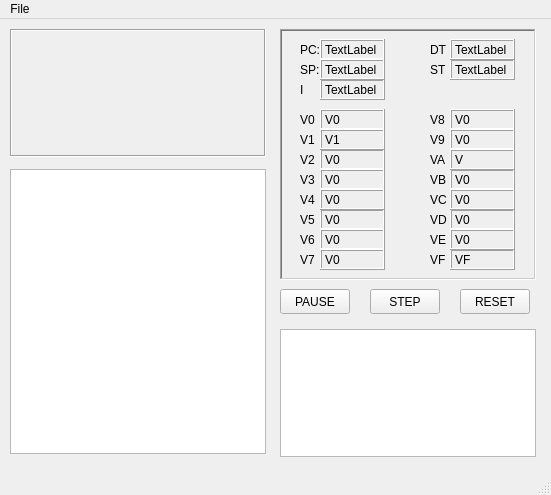
TsilaAllaoui/Chip8PP, file mainwindow.ui: the form before one commit.
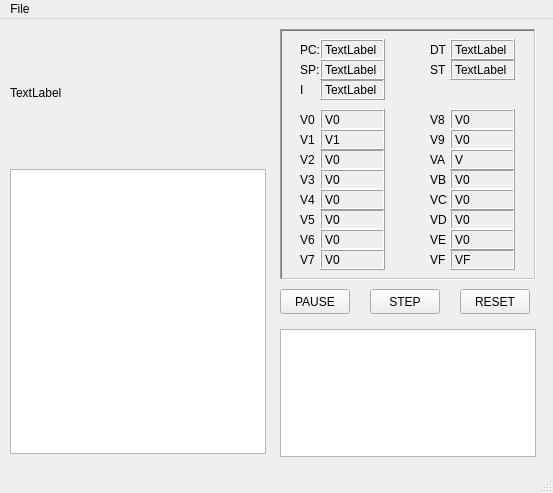
The form after the commit.

Commit message: -Added QLabel for drawing pixels

Diff of the .ui file:
```diff
--- a/mainwindow.ui
+++ b/mainwindow.ui
@@ -6,8 +6,8 @@
    <rect>
     <x>0</x>
     <y>0</y>
-    <width>551</width>
-    <height>495</height>
+    <width>553</width>
+    <height>493</height>
    </rect>
   </property>
   <property name="windowTitle">
@@ -848,22 +848,6 @@
      <string>STEP</string>
     </property>
    </widget>
-   <widget class="QFrame" name="mainFrame">
-    <property name="geometry">
-     <rect>
-      <x>10</x>
-      <y>10</y>
-      <width>256</width>
-      <height>128</height>
-     </rect>
-    </property>
-    <property name="frameShape">
-     <enum>QFrame::Box</enum>
-    </property>
-    <property name="frameShadow">
-     <enum>QFrame::Sunken</enum>
-    </property>
-   </widget>
    <widget class="QFrame" name="breakpointsFrame">
     <property name="geometry">
      <rect>
@@ -890,13 +874,26 @@
      </property>
     </widget>
    </widget>
+   <widget class="QLabel" name="view">
+    <property name="geometry">
+     <rect>
+      <x>10</x>
+      <y>10</y>
+      <width>256</width>
+      <height>128</height>
+     </rect>
+    </property>
+    <property name="text">
+     <string>TextLabel</string>
+    </property>
+   </widget>
   </widget>
   <widget class="QMenuBar" name="menubar">
    <property name="geometry">
     <rect>
      <x>0</x>
      <y>0</y>
-     <width>551</width>
+     <width>553</width>
      <height>26</height>
     </rect>
    </property>
```
The commit also changes 6 other files.
